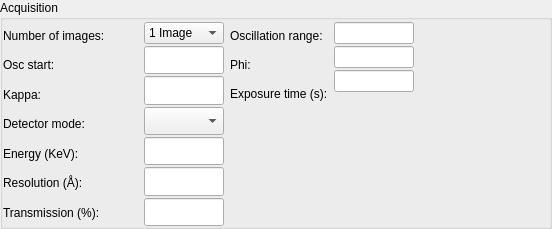
Before: the Qt Designer form Bricks/widgets/ui_files/Qt4_acquisition_widget_vertical_simple_layout.ui in mxcube/mxcubeqt, drawn with Qt 5.
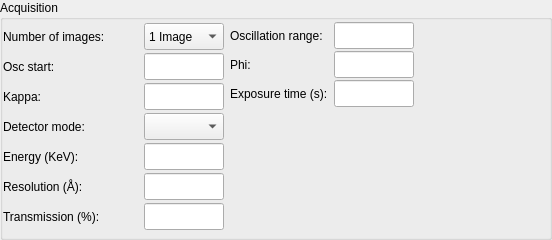
After: the same form once the commit is applied.

What changed in the file:
```diff
--- a/Bricks/widgets/ui_files/Qt4_acquisition_widget_vertical_simple_layout.ui
+++ b/Bricks/widgets/ui_files/Qt4_acquisition_widget_vertical_simple_layout.ui
@@ -7,7 +7,7 @@
     <x>0</x>
     <y>0</y>
     <width>552</width>
-    <height>229</height>
+    <height>240</height>
    </rect>
   </property>
   <property name="sizePolicy">
@@ -87,7 +87,13 @@
                 <property name="minimumSize">
                  <size>
                   <width>135</width>
-                  <height>0</height>
+                  <height>27</height>
+                 </size>
+                </property>
+                <property name="maximumSize">
+                 <size>
+                  <width>16777215</width>
+                  <height>27</height>
                  </size>
                 </property>
                 <property name="font">
@@ -107,6 +113,12 @@
               </item>
               <item>
                <widget class="QLabel" name="osc_start_label">
+                <property name="maximumSize">
+                 <size>
+                  <width>16777215</width>
+                  <height>27</height>
+                 </size>
+                </property>
                 <property name="text">
                  <string>Osc start:</string>
                 </property>
@@ -120,13 +132,22 @@
                   <height>27</height>
                  </size>
                 </property>
+                <property name="maximumSize">
+                 <size>
+                  <width>16777215</width>
+                  <height>27</height>
+                 </size>
+                </property>
                 <property name="text">
                  <string>Kappa:</string>
                 </property>
                </widget>
               </item>
               <item>
-               <widget class="QLabel" name="detector_mode_label">
+               <widget class="QLabel" name="detector_roi_mode_label">
+                <property name="enabled">
+                 <bool>true</bool>
+                </property>
                 <property name="sizePolicy">
                  <sizepolicy hsizetype="Preferred" vsizetype="Preferred">
                   <horstretch>0</horstretch>
@@ -139,6 +160,12 @@
                   <height>27</height>
                  </size>
                 </property>
+                <property name="maximumSize">
+                 <size>
+                  <width>16777215</width>
+                  <height>27</height>
+                 </size>
+                </property>
                 <property name="text">
                  <string>Detector mode:</string>
                 </property>
@@ -155,6 +182,12 @@
                   <height>27</height>
                  </size>
                 </property>
+                <property name="maximumSize">
+                 <size>
+                  <width>16777215</width>
+                  <height>27</height>
+                 </size>
+                </property>
                 <property name="text">
                  <string>Energy (KeV):</string>
                 </property>
@@ -171,6 +204,12 @@
                   <height>27</height>
                  </size>
                 </property>
+                <property name="maximumSize">
+                 <size>
+                  <width>16777215</width>
+                  <height>27</height>
+                 </size>
+                </property>
                 <property name="text">
                  <string>Resolution (Å):</string>
                 </property>
@@ -193,6 +232,12 @@
                   <height>27</height>
                  </size>
                 </property>
+                <property name="maximumSize">
+                 <size>
+                  <width>16777215</width>
+                  <height>27</height>
+                 </size>
+                </property>
                 <property name="text">
                  <string>Transmission (%):</string>
                 </property>
@@ -213,13 +258,13 @@
                 <property name="minimumSize">
                  <size>
                   <width>80</width>
-                  <height>0</height>
+                  <height>27</height>
                  </size>
                 </property>
                 <property name="maximumSize">
                  <size>
                   <width>80</width>
-                  <height>16777215</height>
+                  <height>27</height>
                  </size>
                 </property>
                 <item>
@@ -244,13 +289,13 @@
                 <property name="minimumSize">
                  <size>
                   <width>80</width>
-                  <height>0</height>
+                  <height>27</height>
                  </size>
                 </property>
                 <property name="maximumSize">
                  <size>
                   <width>70</width>
-                  <height>32767</height>
+                  <height>27</height>
                  </size>
                 </property>
                </widget>
@@ -260,29 +305,32 @@
                 <property name="minimumSize">
                  <size>
                   <width>80</width>
-                  <height>0</height>
+                  <height>27</height>
                  </size>
                 </property>
                 <property name="maximumSize">
                  <size>
                   <width>70</width>
-                  <height>32767</height>
+                  <height>27</height>
                  </size>
                 </property>
                </widget>
               </item>
               <item>
-               <widget class="QComboBox" name="detector_mode_combo">
+               <widget class="QComboBox" name="detector_roi_mode_combo">
+                <property name="enabled">
+                 <bool>true</bool>
+                </property>
                 <property name="minimumSize">
                  <size>
                   <width>80</width>
-                  <height>0</height>
+                  <height>27</height>
                  </size>
                 </property>
                 <property name="maximumSize">
                  <size>
                   <width>70</width>
-                  <height>32767</height>
+                  <height>27</height>
                  </size>
                 </property>
                </widget>
@@ -292,13 +340,13 @@
                 <property name="minimumSize">
                  <size>
                   <width>80</width>
-                  <height>0</height>
+                  <height>27</height>
                  </size>
                 </property>
                 <property name="maximumSize">
                  <size>
                   <width>70</width>
-                  <height>32767</height>
+                  <height>27</height>
                  </size>
                 </property>
                </widget>
@@ -308,13 +356,13 @@
                 <property name="minimumSize">
                  <size>
                   <width>80</width>
-                  <height>0</height>
+                  <height>27</height>
                  </size>
                 </property>
                 <property name="maximumSize">
                  <size>
                   <width>70</width>
-                  <height>32767</height>
+                  <height>27</height>
                  </size>
                 </property>
                </widget>
@@ -324,13 +372,13 @@
                 <property name="minimumSize">
                  <size>
                   <width>80</width>
-                  <height>0</height>
+                  <height>27</height>
                  </size>
                 </property>
                 <property name="maximumSize">
                  <size>
                   <width>70</width>
-                  <height>32767</height>
+                  <height>27</height>
                  </size>
                 </property>
                </widget>
@@ -422,13 +470,13 @@
                 <property name="minimumSize">
                  <size>
                   <width>80</width>
-                  <height>0</height>
+                  <height>27</height>
                  </size>
                 </property>
                 <property name="maximumSize">
                  <size>
                   <width>70</width>
-                  <height>32767</height>
+                  <height>27</height>
                  </size>
                 </property>
                </widget>
@@ -438,13 +486,13 @@
                 <property name="minimumSize">
                  <size>
                   <width>80</width>
-                  <height>0</height>
+                  <height>27</height>
                  </size>
                 </property>
                 <property name="maximumSize">
                  <size>
                   <width>70</width>
-                  <height>32767</height>
+                  <height>27</height>
                  </size>
                 </property>
                </widget>
@@ -454,13 +502,13 @@
                 <property name="minimumSize">
                  <size>
                   <width>80</width>
-                  <height>0</height>
+                  <height>27</height>
                  </size>
                 </property>
                 <property name="maximumSize">
                  <size>
                   <width>70</width>
-                  <height>32767</height>
+                  <height>27</height>
                  </size>
                 </property>
                </widget>
```
Left out of the diff: 18 changed lines with no effect on the pictures.
